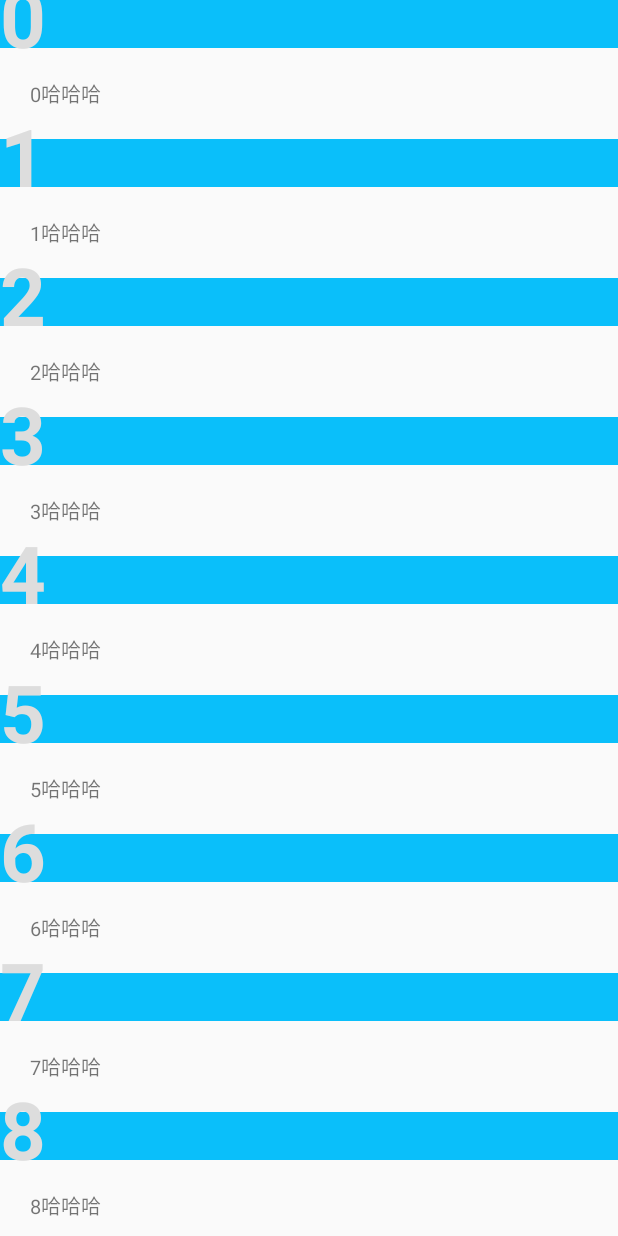
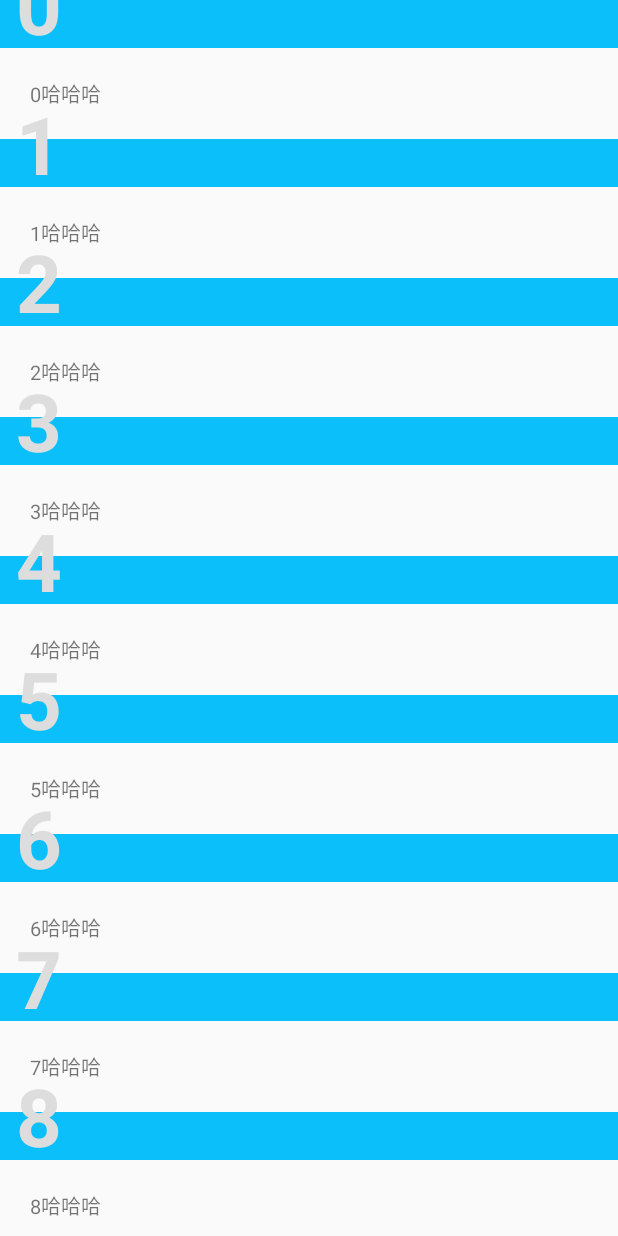
Before and after one commit to Rainorsad/RecycleItemOrition, an Android app: the screen it shows after launch (MainActivity), on a phone screen of 412 x 824 dp. Run offline under Robolectric (Android 15) with nearby library versions, the phone set to English and light mode, and no system bars.

Commit message:
Signed-off-by: Rainorsad <457072858@qq.com>

```diff
--- a/app/src/main/java/com/example/wb/recycleitemorition/MainActivity.java
+++ b/app/src/main/java/com/example/wb/recycleitemorition/MainActivity.java
@@ -25,7 +25,7 @@ public class MainActivity extends AppCompatActivity {
         }
         recyclerView = (RecyclerView) findViewById(R.id.recycle);
         LinearLayoutManager manager = new LinearLayoutManager(this);
-        recyclerView.addItemDecoration(new ItemOrition(this, ItemOrition.VERTICAL,0XFF0ABFFA,0XFFDDDDDD, new ItemOrition.DecorationCallback() {
+        recyclerView.addItemDecoration(new ItemOrition(this, ItemOrition.VERTICAL,0XFF0ABFFA,0XFFDDDDDD,0,10, new ItemOrition.DecorationCallback() {
             @Override
             public long getGroupId(int position) {
                 return Character.toUpperCase(s.get(position).charAt(0));
--- a/itemorition/src/main/java/com/example/itemorition/ItemOrition.java
+++ b/itemorition/src/main/java/com/example/itemorition/ItemOrition.java
@@ -50,9 +50,11 @@ public class ItemOrition extends RecyclerView.ItemDecoration {
     private boolean isimglabel = false;//是否出现文字标签
     private int imgResource;//图片资源
 
-    private boolean sectionBoolean = false;//打开标签属性
+    private boolean sectionBoolean = false;//打开浮动头属性
     private DecorationCallback callback;
     private TextPaint paintText;
+    private int titleTextSize;
+    private int titleTextLeftPad;
     private int topGap;
     private Paint.FontMetrics fontMetrics;
 
@@ -81,6 +83,41 @@ public class ItemOrition extends RecyclerView.ItemDecoration {
         paintText.setTypeface(Typeface.DEFAULT_BOLD);
         paintText.setAntiAlias(true);
         paintText.setTextSize(80);
+        paintText.setColor(titlecolor);
+        paintText.getFontMetrics(fontMetrics);
+        paintText.setTextAlign(Paint.Align.LEFT);
+        fontMetrics = new Paint.FontMetrics();
+        topGap = context.getResources().getDimensionPixelOffset(R.dimen.dp_32);
+    }
+
+    /**
+     *
+     * @param context
+     * @param orientation 水平还是垂直
+     * @param backgroundcolor  主题栏背景色
+     * @param titlecolor 标题颜色
+     * @param titleTextSize 标题大小
+     * @param titleTextLeftPadding 标题距左边距离
+     * @param callback
+     */
+    public ItemOrition(Context context, int orientation, int backgroundcolor,int titlecolor,int titleTextSize,int titleTextLeftPadding,DecorationCallback callback) {
+        this.context = context;
+        this.orientation = orientation;
+        mPaint = new Paint();
+        scale = context.getResources().getDisplayMetrics().density; //将dp转换为px
+        this.callback = callback;
+        this.sectionBoolean = true;
+        this.titleTextSize = titleTextSize;
+        this.titleTextLeftPad = titleTextLeftPadding;
+
+        mPaint.setColor(backgroundcolor);
+        paintText = new TextPaint();
+        paintText.setTypeface(Typeface.DEFAULT_BOLD);
+        paintText.setAntiAlias(true);
+        paintText.setTextSize(80);
+        if (titleTextSize > 0){
+            paintText.setTextSize(scale*titleTextSize+0.5f);
+        }
         paintText.setColor(titlecolor);
         paintText.getFontMetrics(fontMetrics);
         paintText.setTextAlign(Paint.Align.LEFT);
@@ -169,6 +206,7 @@ public class ItemOrition extends RecyclerView.ItemDecoration {
                 int position = parent.getChildAdapterPosition(child);
                 pregroup = groupId;
                 groupId = callback.getGroupId(position);
+                //保证只有每组第一个才会出现
                 if (groupId < 0 || pregroup == groupId) continue;
                 String textLine = callback.getGroupFirstLine(position).toUpperCase();
                 if (TextUtils.isEmpty(textLine)) continue;
@@ -182,7 +220,9 @@ public class ItemOrition extends RecyclerView.ItemDecoration {
                     }
                 }
                 c.drawRect(left, textY - topGap, right, textY, mPaint);
-                c.drawText(textLine, left, textY, paintText);
+                Rect rect = new Rect();
+                paintText.getTextBounds(textLine,0,textLine.length(),rect);
+                c.drawText(textLine, left + (titleTextLeftPad * scale + 0.5f), textY  + (32-(rect.bottom - rect.top))/2, paintText);
             }
         }
 
@@ -247,7 +287,6 @@ public class ItemOrition extends RecyclerView.ItemDecoration {
 
     /**
      * 判断是否是该组数据第一个
-     *
      * @param position
      * @return
      */
```
